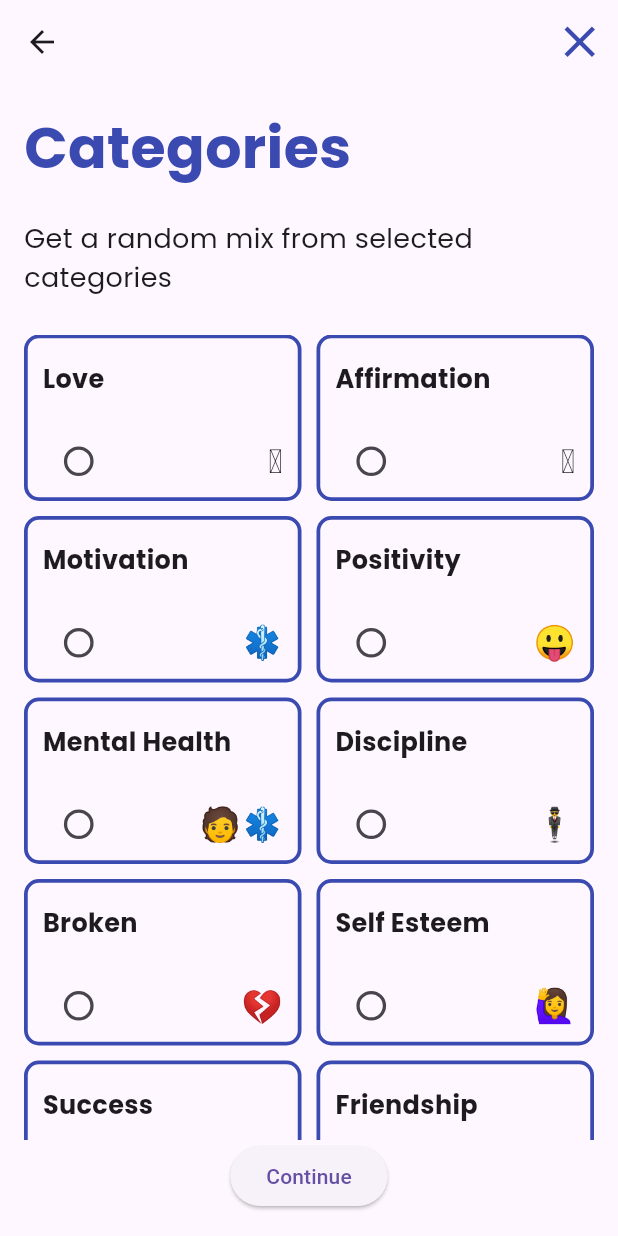
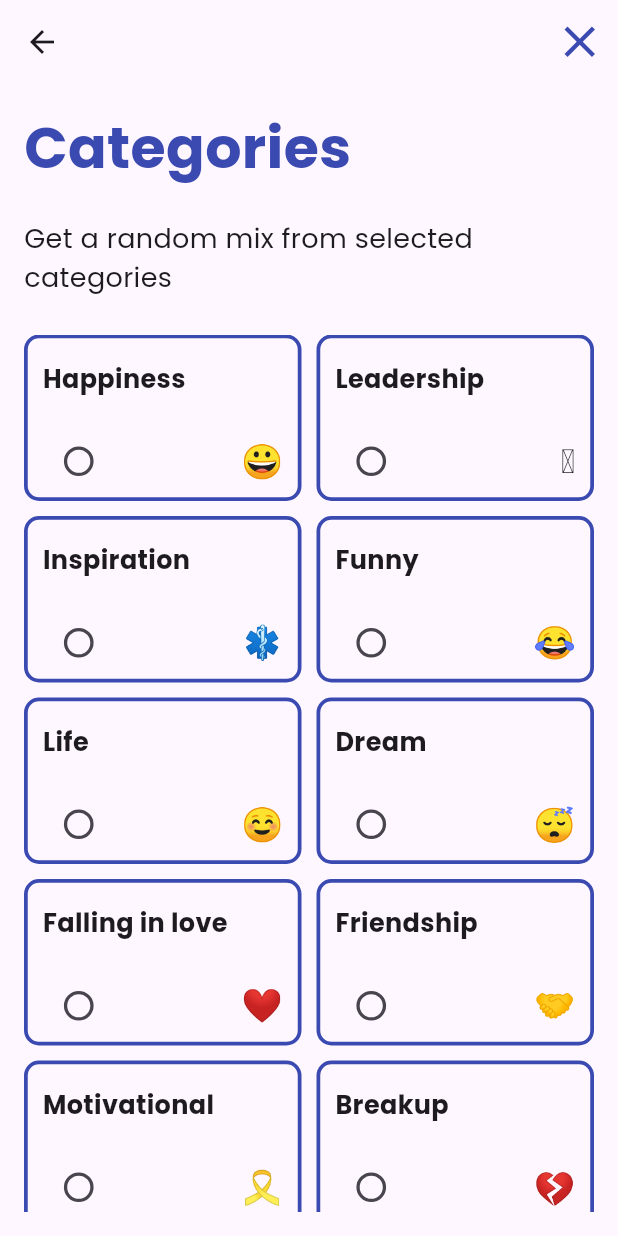
Before and after one commit to Drashtipatel296/quotes_app_with_database, a Flutter app: the CategorySelectionScreen screen opened directly, on a phone screen of 412 x 824 dp. Run offline on Flutter 3.47's test engine with Material 3 defaults, Android fonts, the phone set to English and light mode, and no system bars; our stand-ins replace get, google_fonts, sqflite; missing offline and left inert: share_extend; accounts and stored records are empty.

Commit message:
05-08-'24

```diff
--- a/lib/helper/api_helper.dart
+++ b/lib/helper/api_helper.dart
@@ -2,7 +2,7 @@ import 'dart:convert';
 import 'package:http/http.dart' as http;
 
 class ApiServices {
-  static const String apiUrl = 'https://sheetdb.io/api/v1/jzuaa2yk994jo';
+  static const String apiUrl = 'https://sheetdb.io/api/v1/h2gh45l1uyd83';
 
   Future<List<dynamic>?> apiCalling() async {
     final response = await http.get(Uri.parse(apiUrl));
--- a/lib/main.dart
+++ b/lib/main.dart
@@ -1,8 +1,8 @@
 import 'package:flutter/material.dart';
 import 'package:get/get.dart';
 import 'package:quotes_app_with_database/view/screens/splash/splash_screen.dart';
+import 'controller/theme_controller.dart';
 
-import 'controller/theme_controller.dart';
 void main() {
   runApp(const MyApp());
 }
--- a/lib/utils/wallpaper_list.dart
+++ b/lib/utils/wallpaper_list.dart
@@ -2,8 +2,6 @@ List imgList = [
   'assets/bg-img/img1.jpg',
   'assets/bg-img/img4.jpg',
   'assets/bg-img/img5.jpg',
-  'assets/bg-img/img6.png',
-  'assets/bg-img/img7.webp',
   'assets/bg-img/img8.jpg',
   'assets/bg-img/img9.webp',
   'assets/bg-img/img10.jpg',
@@ -21,6 +19,7 @@ List imgList = [
   'assets/bg-img/img22.jpg',
   'assets/bg-img/img23.jpg',
   'assets/bg-img/img24.jpg',
+  'assets/bg-img/img25.jpeg',
   'assets/bg-img/img25.jpg',
   'assets/bg-img/img26.jpg',
 ];
--- a/lib/view/screens/home/category_screen.dart
+++ b/lib/view/screens/home/category_screen.dart
@@ -19,22 +19,18 @@ class CategorySelectionScreen extends StatefulWidget {
 
 class _CategorySelectionScreenState extends State<CategorySelectionScreen> {
   final List<Category> categories = [
-    Category(name: 'Love', text: '🩷'),
-    Category(name: 'Affirmation', text: '🪯'),
-    Category(name: 'Motivation', text: '⚕️'),
-    Category(name: 'Positivity', text: '😛'),
-    Category(name: 'Mental Health', text: '🧑‍⚕️'),
-    Category(name: 'Discipline', text: '🕴️'),
-    Category(name: 'Broken', text: '💔'),
-    Category(name: 'Self Esteem', text: '🙋‍♀️'),
-    Category(name: 'Success', text: '🎯'),
+    Category(name: 'Happiness', text: '😀'),
+    Category(name: 'Leadership', text: '🪯'),
+    Category(name: 'Inspiration', text: '⚕️'),
+    Category(name: 'Funny', text: '😂'),
+    Category(name: 'Life', text: '☺️'),
+    Category(name: 'Dream', text: '😴'),
+    Category(name: 'Falling in love', text: '❤️'),
     Category(name: 'Friendship', text: '🤝'),
-    Category(name: 'Loyalty', text: '🥰'),
-    Category(name: 'Kindness', text: '😊'),
-    Category(name: 'Funny', text: '😂'),
-    Category(name: 'Happiness', text: '😀'),
-    Category(name: 'Sad', text: '😔'),
-    Category(name: 'Ego', text: '😎'),
+    Category(name: 'Motivational', text: '🎗️'),
+    Category(name: 'Breakup', text: '💔'),
+    Category(name: 'Alone', text: '😔'),
+    Category(name: 'Goals', text: '🎯'),
   ];
 
   final Map<String, bool> selectedCategories = {};
@@ -59,6 +55,7 @@ class _CategorySelectionScreenState extends State<CategorySelectionScreen> {
   Widget build(BuildContext context) {
     return Scaffold(
       appBar: AppBar(
+        backgroundColor: Colors.transparent,
         actions: [
           IconButton(
             icon: Icon(Icons.close, size: 35, color: Color(0xff3B4AB1)),
@@ -145,12 +142,6 @@ class _CategorySelectionScreenState extends State<CategorySelectionScreen> {
                 },
               ),
             ),
-            Center(
-              child: ElevatedButton(
-                onPressed: navigateToHomeScreen,
-                child: Text('Continue'),
-              ),
-            ),
           ],
         ),
       ),
--- a/lib/view/screens/home/setting_screen.dart
+++ b/lib/view/screens/home/setting_screen.dart
@@ -81,7 +81,7 @@ class SettingScreen extends StatelessWidget {
                 SizedBox(height: 10),
                 Divider(color: Colors.grey),
                 SizedBox(height: 10),
-                GestureDetector(
+                InkWell(
                   onTap: () {
                     themeController.toggleTheme();
                   },
```
Also changed, not shown: lib/view/screens/home/home_screen.dart (+4 -7 lines), assets/bg-img/img25.jpeg (added), assets/bg-img/img6.png (deleted), assets/bg-img/img7.webp (deleted).
